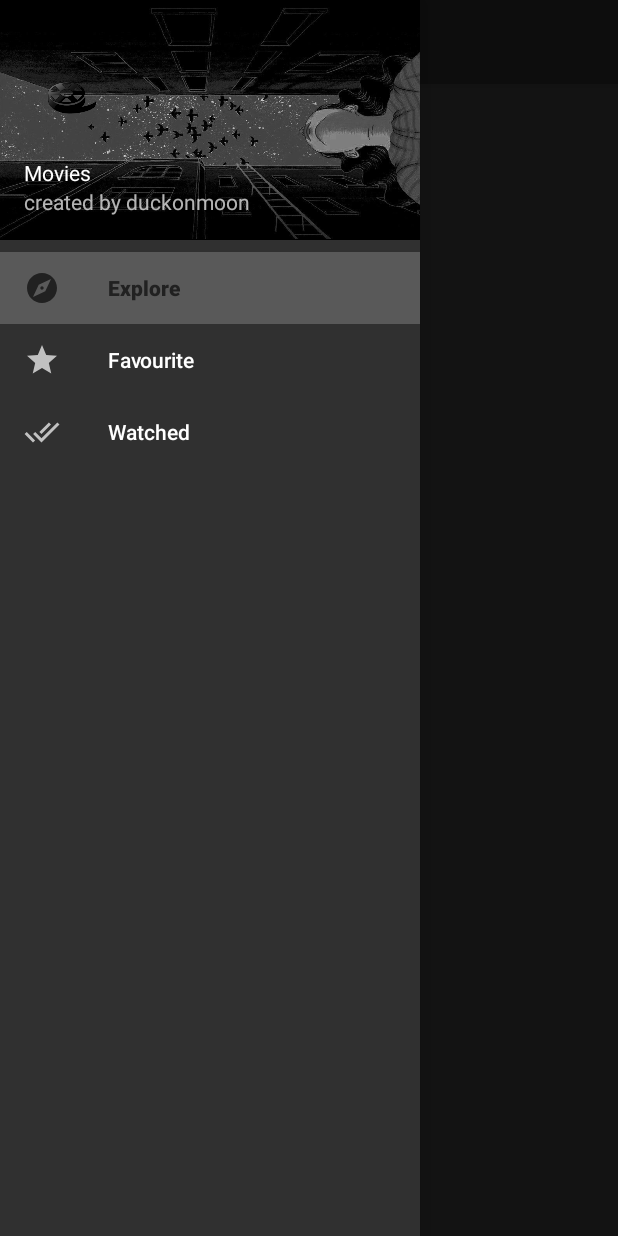
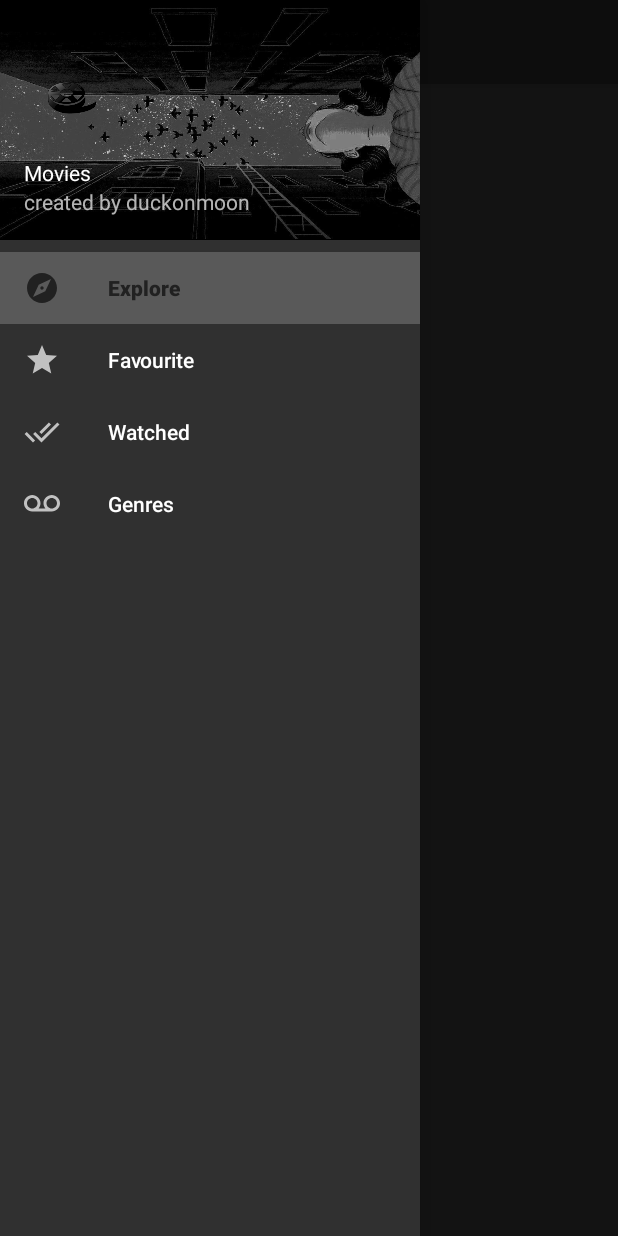
Before and after one commit to duckonmoon/movieApp, an Android app: the screen it shows after launch (MoviesListActivity), with the side drawer open, on a phone screen of 412 x 824 dp. Run offline under Robolectric (Android 15) with nearby library versions, the phone set to English and light mode, and no system bars; our stand-ins replace Picasso; pictures from the network do not load.

Commit message:
fixed bug and added search by genre

```diff
--- a/app/build.gradle
+++ b/app/build.gradle
@@ -47,3 +47,5 @@ dependencies {
 repositories {
     mavenCentral()
 }
+
+apply plugin: 'kotlin-android-extensions'
--- /dev/null
+++ b/app/src/main/res/drawable/ic_voicemail_black_24dp.xml
@@ -0,0 +1,9 @@
+<vector xmlns:android="http://schemas.android.com/apk/res/android"
+        android:width="24dp"
+        android:height="24dp"
+        android:viewportWidth="24.0"
+        android:viewportHeight="24.0">
+    <path
+        android:fillColor="#FF000000"
+        android:pathData="M18.5,6C15.46,6 13,8.46 13,11.5c0,1.33 0.47,2.55 1.26,3.5L9.74,15c0.79,-0.95 1.26,-2.17 1.26,-3.5C11,8.46 8.54,6 5.5,6S0,8.46 0,11.5 2.46,17 5.5,17h13c3.04,0 5.5,-2.46 5.5,-5.5S21.54,6 18.5,6zM5.5,15C3.57,15 2,13.43 2,11.5S3.57,8 5.5,8 9,9.57 9,11.5 7.43,15 5.5,15zM18.5,15c-1.93,0 -3.5,-1.57 -3.5,-3.5S16.57,8 18.5,8 22,9.57 22,11.5 20.43,15 18.5,15z"/>
+</vector>
--- a/app/src/main/res/menu/activity_main_drawer.xml
+++ b/app/src/main/res/menu/activity_main_drawer.xml
@@ -15,5 +15,9 @@
             android:id="@+id/watched"
             android:icon="@drawable/ic_done_all_black_24dp"
             android:title="@string/watched"/>
+        <item
+            android:id="@+id/genres"
+            android:icon="@drawable/ic_voicemail_black_24dp"
+            android:title="@string/genres"/>
     </group>
 </menu>
--- a/app/src/main/res/values/strings.xml
+++ b/app/src/main/res/values/strings.xml
@@ -114,4 +114,5 @@
     <string name="login">login</string>
     <string name="sessionPreferences">SessionPreferences</string>
     <string name="delete_from_watched">Do you want also to delete from watched</string>
+    <string name="genres">Genres</string>
 </resources>
```
Also changed, not shown: app/src/main/java/movies/test/softserve/movies/activity/MoviesListActivity.java (+8 -1 lines), app/src/main/java/movies/test/softserve/movies/activity/SearchActivity.java (+7 -2 lines), app/src/main/java/movies/test/softserve/movies/controller/MainController.java (+0 -1 lines), app/src/main/java/movies/test/softserve/movies/entity/GenresContainer.kt (added, +10 -0 lines), app/src/main/java/movies/test/softserve/movies/event/OnListOfGenresGetListener.kt (added, +10 -0 lines), app/src/main/java/movies/test/softserve/movies/fragment/GenreFragment.kt (added, +76 -0 lines), app/src/main/java/movies/test/softserve/movies/fragment/ViewAdapter.kt (added, +42 -0 lines), app/src/main/java/movies/test/softserve/movies/service/MovieService.java (+36 -1 lines), app/src/main/java/movies/test/softserve/movies/service/MoviesService.java (+7 -0 lines), app/src/main/java/movies/test/softserve/movies/viewmodel/FragmentViewModel.kt (+2 -0 lines), app/src/main/java/movies/test/softserve/movies/viewmodel/GenresViewModel.kt (added, +11 -0 lines), app/src/main/res/layout/fragment_genre.xml (added, +14 -0 lines), app/src/main/res/layout/fragment_genre_list.xml (added, +15 -0 lines).
